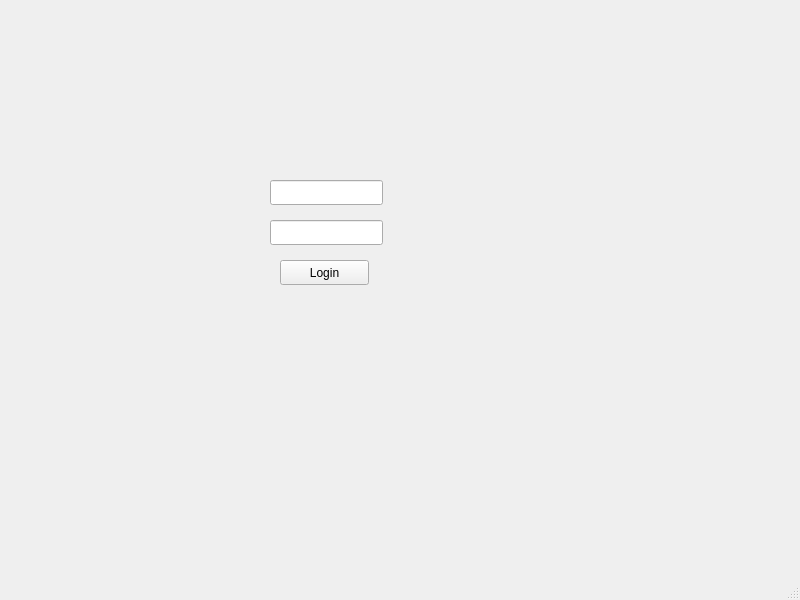
PedroAugustoRamalhoDuarte/Trabalho-TP1, file ui/viewAutenticacao.ui: the form before one commit.
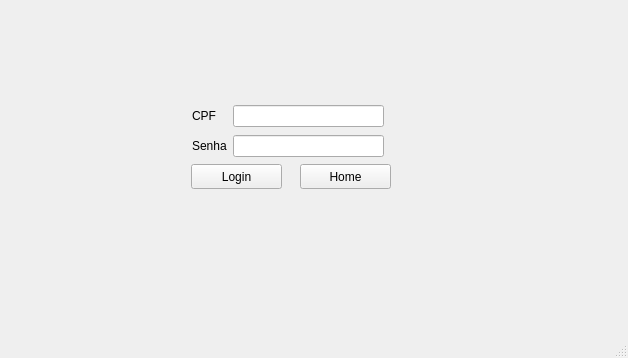
The form after the commit.

The edit to the form file:
```diff
--- a/ui/viewAutenticacao.ui
+++ b/ui/viewAutenticacao.ui
@@ -6,8 +6,8 @@
    <rect>
     <x>0</x>
     <y>0</y>
-    <width>800</width>
-    <height>600</height>
+    <width>628</width>
+    <height>358</height>
    </rect>
   </property>
   <property name="windowTitle">
@@ -17,9 +17,9 @@
    <widget class="QPushButton" name="Login">
     <property name="geometry">
      <rect>
-      <x>280</x>
-      <y>260</y>
-      <width>89</width>
+      <x>191</x>
+      <y>164</y>
+      <width>91</width>
       <height>25</height>
      </rect>
     </property>
@@ -27,25 +27,88 @@
      <string>Login</string>
     </property>
    </widget>
-   <widget class="QLineEdit" name="lineCpf">
+   <widget class="QPushButton" name="pushButton">
     <property name="geometry">
      <rect>
-      <x>270</x>
-      <y>180</y>
-      <width>113</width>
+      <x>300</x>
+      <y>164</y>
+      <width>91</width>
       <height>25</height>
      </rect>
     </property>
+    <property name="text">
+     <string>Home</string>
+    </property>
    </widget>
-   <widget class="QLineEdit" name="lineSenha">
+   <widget class="QWidget" name="">
     <property name="geometry">
      <rect>
-      <x>270</x>
-      <y>220</y>
-      <width>113</width>
-      <height>25</height>
+      <x>192</x>
+      <y>103</y>
+      <width>223</width>
+      <height>58</height>
      </rect>
     </property>
+    <layout class="QGridLayout" name="gridLayout">
+     <item row="0" column="0">
+      <widget class="QLabel" name="CPF">
+       <property name="text">
+        <string>CPF</string>
+       </property>
+      </widget>
+     </item>
+     <item row="0" column="1">
+      <widget class="QLineEdit" name="lineCpf"/>
+     </item>
+     <item row="0" column="2">
+      <widget class="QLabel" name="checkCPF">
+       <property name="minimumSize">
+        <size>
+         <width>25</width>
+         <height>20</height>
+        </size>
+       </property>
+       <property name="maximumSize">
+        <size>
+         <width>25</width>
+         <height>20</height>
+        </size>
+       </property>
+       <property name="text">
+        <string/>
+       </property>
+      </widget>
+     </item>
+     <item row="1" column="0">
+      <widget class="QLabel" name="Senha">
+       <property name="text">
+        <string>Senha</string>
+       </property>
+      </widget>
+     </item>
+     <item row="1" column="1">
+      <widget class="QLineEdit" name="lineSenha"/>
+     </item>
+     <item row="1" column="2">
+      <widget class="QLabel" name="checkSenha">
+       <property name="minimumSize">
+        <size>
+         <width>25</width>
+         <height>20</height>
+        </size>
+       </property>
+       <property name="maximumSize">
+        <size>
+         <width>25</width>
+         <height>20</height>
+        </size>
+       </property>
+       <property name="text">
+        <string/>
+       </property>
+      </widget>
+     </item>
+    </layout>
    </widget>
   </widget>
   <widget class="QMenuBar" name="menubar">
```
Left out of the diff: 4 changed lines with no effect on the pictures.
